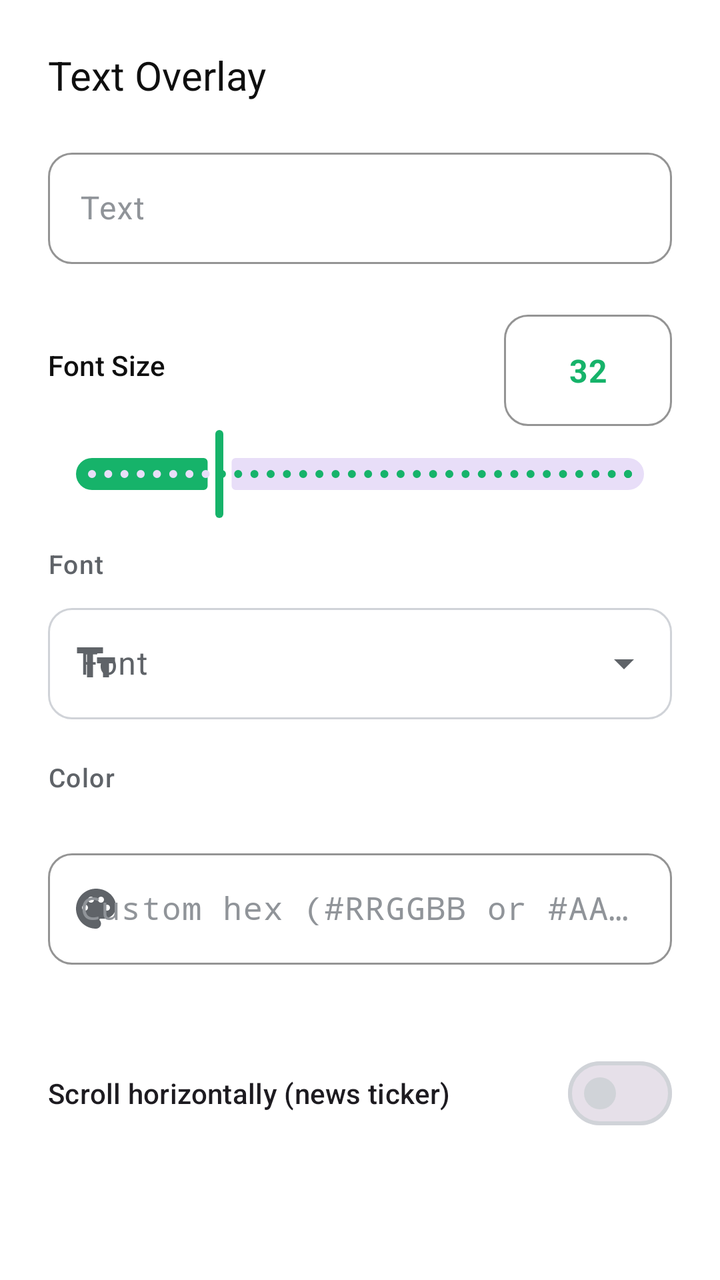
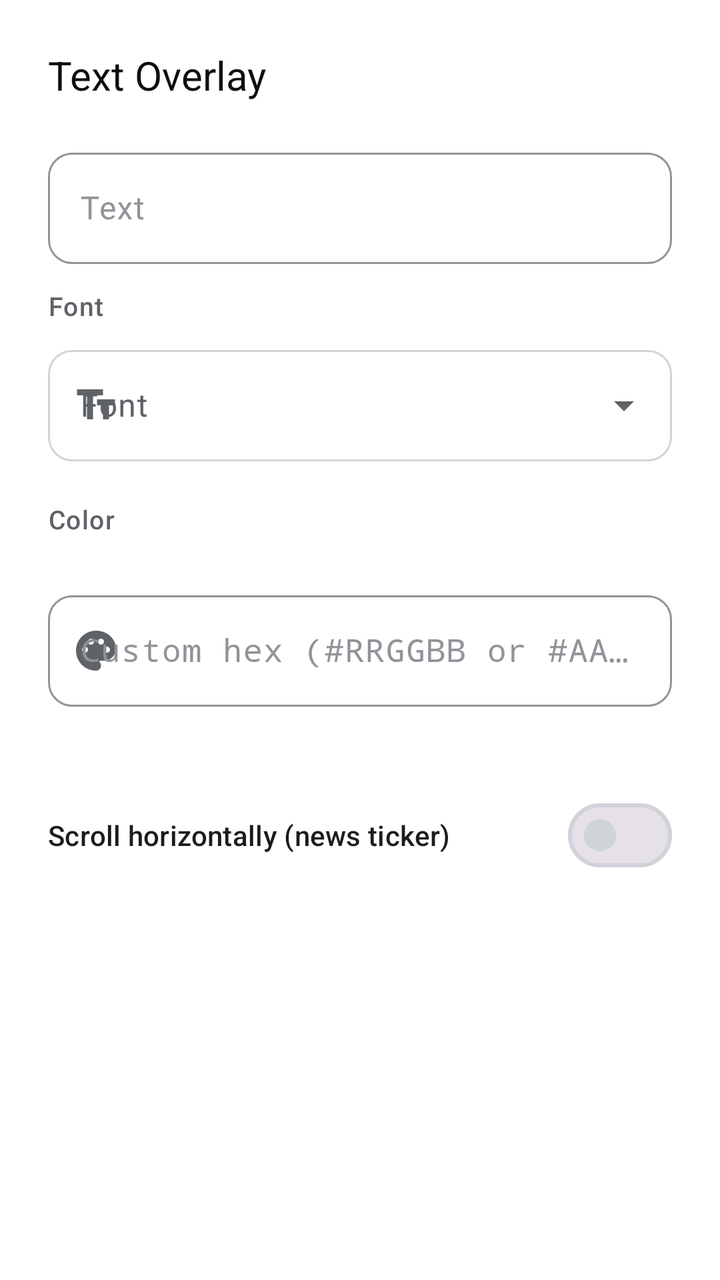

An Android layout rendered at two revisions. The XML below is the earlier revision; the diff shows what the commit changed to produce the second picture.
<!-- AndroidManifest.xml: application theme Theme.StreamForge -->
<!-- res/layout/dialog_text_overlay.xml -->
<?xml version="1.0" encoding="utf-8"?>
<ScrollView xmlns:android="http://schemas.android.com/apk/res/android"
    xmlns:app="http://schemas.android.com/apk/res-auto"
    android:layout_width="match_parent"
    android:layout_height="wrap_content"
    android:background="@color/surface_card">

    <LinearLayout
        android:layout_width="match_parent"
        android:layout_height="wrap_content"
        android:orientation="vertical"
        android:padding="@dimen/space_2xl">

        
        <TextView
            android:layout_width="wrap_content"
            android:layout_height="wrap_content"
            android:layout_marginBottom="@dimen/space_xl"
            android:text="@string/text_overlay_title"
            android:textAppearance="@style/TextAppearance.SF.TitleLarge" />

        
        <com.google.android.material.textfield.TextInputLayout
            android:id="@+id/tilText"
            style="@style/Widget.StreamForge.TextInput"
            android:layout_width="match_parent"
            android:layout_height="wrap_content"
            android:hint="@string/text_content_label">

            <com.google.android.material.textfield.TextInputEditText
                android:id="@+id/etText"
                android:layout_width="match_parent"
                android:layout_height="wrap_content"
                android:inputType="text|textMultiLine"
                android:maxLines="3" />

        </com.google.android.material.textfield.TextInputLayout>

        
        <LinearLayout
            android:layout_width="match_parent"
            android:layout_height="wrap_content"
            android:layout_marginTop="@dimen/space_xl"
            android:gravity="center_vertical"
            android:orientation="horizontal">

            <TextView
                android:layout_width="0dp"
                android:layout_height="wrap_content"
                android:layout_weight="1"
                android:text="@string/font_size_label"
                android:textAppearance="@style/TextAppearance.SF.Label" />

            <com.google.android.material.textfield.TextInputLayout
                android:id="@+id/tilFontSize"
                style="@style/Widget.StreamForge.TextInput"
                android:layout_width="84dp"
                android:layout_height="wrap_content"
                app:errorEnabled="false">

                <com.google.android.material.textfield.TextInputEditText
                    android:id="@+id/etFontSize"
                    android:layout_width="match_parent"
                    android:layout_height="wrap_content"
                    android:inputType="number"
                    android:maxLength="3"
                    android:text="32"
                    android:textAlignment="center"
                    android:textColor="@color/action_green"
                    android:textStyle="bold" />

            </com.google.android.material.textfield.TextInputLayout>

        </LinearLayout>

        <com.google.android.material.slider.Slider
            android:id="@+id/sliderFontSize"
            android:layout_width="match_parent"
            android:layout_height="wrap_content"
            android:stepSize="2"
            android:value="32"
            android:valueFrom="12"
            android:valueTo="96" />

        
        <TextView
            android:layout_width="wrap_content"
            android:layout_height="wrap_content"
            android:layout_marginTop="@dimen/space_md"
            android:layout_marginBottom="@dimen/space_sm"
            android:text="@string/font_label"
            android:textAppearance="@style/TextAppearance.SF.Overline" />

        <com.google.android.material.textfield.TextInputLayout
            android:id="@+id/tilFont"
            style="@style/Widget.Material3.TextInputLayout.OutlinedBox.ExposedDropdownMenu"
            android:layout_width="match_parent"
            android:layout_height="wrap_content"
            android:hint="@string/font_label"
            app:startIconDrawable="@drawable/ic_text"
            app:startIconTint="@color/text_secondary">

            <AutoCompleteTextView
                android:id="@+id/actvFont"
                android:layout_width="match_parent"
                android:layout_height="wrap_content"
                android:inputType="none" />

        </com.google.android.material.textfield.TextInputLayout>

        
        <TextView
            android:layout_width="wrap_content"
            android:layout_height="wrap_content"
            android:layout_marginTop="@dimen/space_xl"
            android:layout_marginBottom="@dimen/space_md"
            android:text="@string/color_label"
            android:textAppearance="@style/TextAppearance.SF.Overline" />

        <GridLayout
            android:id="@+id/colorGrid"
            android:layout_width="match_parent"
            android:layout_height="wrap_content"
            android:layout_marginBottom="@dimen/space_md"
            android:columnCount="6" />

        <com.google.android.material.textfield.TextInputLayout
            android:id="@+id/tilHex"
            style="@style/Widget.StreamForge.TextInput"
            android:layout_width="match_parent"
            android:layout_height="wrap_content"
            android:hint="@string/custom_hex_color_hint"
            app:errorEnabled="true"
            app:startIconDrawable="@drawable/ic_palette"
            app:startIconTint="@color/text_secondary">

            <com.google.android.material.textfield.TextInputEditText
                android:id="@+id/etHex"
                android:layout_width="match_parent"
                android:layout_height="wrap_content"
                android:fontFamily="monospace"
                android:inputType="textCapCharacters|textNoSuggestions"
                android:maxLength="9"
                android:singleLine="true" />

        </com.google.android.material.textfield.TextInputLayout>

        
        <com.google.android.material.materialswitch.MaterialSwitch
            android:id="@+id/switchScroll"
            android:layout_width="match_parent"
            android:layout_height="wrap_content"
            android:layout_marginTop="@dimen/space_xl"
            android:minHeight="@dimen/touch_target_min"
            android:text="@string/text_scroll_label"
            android:textAppearance="@style/TextAppearance.SF.Label" />

    </LinearLayout>

</ScrollView>
<!-- resources referenced by this layout -->
<resources>
  <color name="action_green">#16B36A</color>
  <color name="surface_card">#FFFFFF</color>
  <color name="text_secondary">#5F6368</color>
  <dimen name="space_2xl">24dp</dimen>
  <dimen name="space_md">12dp</dimen>
  <dimen name="space_sm">8dp</dimen>
  <dimen name="space_xl">20dp</dimen>
  <dimen name="touch_target_min">48dp</dimen>
  <!-- drawable ic_text (drawable) -->
  <vector xmlns:android="http://schemas.android.com/apk/res/android"
      android:width="24dp" android:height="24dp" android:viewportWidth="24" android:viewportHeight="24"
      android:tint="@color/action_green">
      <path android:fillColor="@android:color/white"
          android:pathData="M2.5,4v3h5v12h3V7h5V4zM21.5,9h-9v3h3v7h3v-7h3z" />
  </vector>
  <string name="color_label">Color</string>
  <string name="custom_hex_color_hint">Custom hex (#RRGGBB or #AARRGGBB)</string>
  <string name="font_label">Font</string>
  <string name="font_size_label">Font Size</string>
  <string name="text_content_label">Text</string>
  <string name="text_overlay_title">Text Overlay</string>
  <string name="text_scroll_label">Scroll horizontally (news ticker)</string>
  <style name="TextAppearance.SF.Label" parent="TextAppearance.Material3.LabelLarge">
          <item name="android:fontFamily">sans-serif-medium</item>
          <item name="android:textColor">@color/text_primary</item>
          <item name="android:textSize">14sp</item>
          <item name="android:textAllCaps">false</item>
      </style>
  <style name="TextAppearance.SF.Overline" parent="TextAppearance.Material3.LabelMedium">
          <item name="android:fontFamily">sans-serif-medium</item>
          <item name="android:textColor">@color/text_secondary</item>
          <item name="android:textSize">13sp</item>
          <item name="android:letterSpacing">0.04</item>
          <item name="android:textAllCaps">false</item>
      </style>
  <style name="TextAppearance.SF.TitleLarge" parent="TextAppearance.Material3.TitleLarge">
          <item name="android:fontFamily">sans-serif-medium</item>
          <item name="android:textColor">@color/text_primary</item>
          <item name="android:textSize">20sp</item>
      </style>
  <color name="text_primary">#0F0F0F</color>
  <dimen name="radius_sm">12dp</dimen>
  <color name="text_tertiary">#909499</color>
  <color name="on_action">#FFFFFF</color>
  <color name="action_green_container">#D6F5E6</color>
  <color name="on_action_container">#06371F</color>
  <color name="brand_secondary">#065FD4</color>
  <color name="text_on_primary">#FFFFFF</color>
  <color name="brand_primary">#FF0000</color>
  <color name="surface_variant">#ECEEF1</color>
  <color name="surface_elevated">#F0F2F5</color>
  <color name="surface_dark">#F6F7F9</color>
  <color name="outline">#D0D3D8</color>
  <color name="divider">#E3E5E8</color>
  <color name="status_error">#E84B5A</color>
  <style name="ShapeAppearance.SF.Small" parent="ShapeAppearance.Material3.Corner.Small">
          <item name="cornerSize">@dimen/radius_sm</item>
      </style>
  <style name="ShapeAppearance.SF.Medium" parent="ShapeAppearance.Material3.Corner.Medium">
          <item name="cornerSize">@dimen/radius_md</item>
      </style>
  <style name="ShapeAppearance.SF.Large" parent="ShapeAppearance.Material3.Corner.Large">
          <item name="cornerSize">@dimen/radius_lg</item>
      </style>
  <dimen name="radius_md">16dp</dimen>
  <dimen name="elevation_card">1dp</dimen>
  <dimen name="space_lg">16dp</dimen>
  <color name="ripple_color">#1F000000</color>
  <dimen name="button_height">52dp</dimen>
  <dimen name="radius_lg">20dp</dimen>
  <!-- unchanged entries left out for length: 5 -->
</resources>

<!-- the commit's change to res/layout/dialog_text_overlay.xml (unified diff, before → after) -->
@@ -37,50 +37,6 @@
         </com.google.android.material.textfield.TextInputLayout>
 
         
-        <LinearLayout
-            android:layout_width="match_parent"
-            android:layout_height="wrap_content"
-            android:layout_marginTop="@dimen/space_xl"
-            android:gravity="center_vertical"
-            android:orientation="horizontal">
-
-            <TextView
-                android:layout_width="0dp"
-                android:layout_height="wrap_content"
-                android:layout_weight="1"
-                android:text="@string/font_size_label"
-                android:textAppearance="@style/TextAppearance.SF.Label" />
-
-            <com.google.android.material.textfield.TextInputLayout
-                android:id="@+id/tilFontSize"
-                style="@style/Widget.StreamForge.TextInput"
-                android:layout_width="84dp"
-                android:layout_height="wrap_content"
-                app:errorEnabled="false">
-
-                <com.google.android.material.textfield.TextInputEditText
-                    android:id="@+id/etFontSize"
-                    android:layout_width="match_parent"
-                    android:layout_height="wrap_content"
-                    android:inputType="number"
-                    android:maxLength="3"
-                    android:text="32"
-                    android:textAlignment="center"
-                    android:textColor="@color/action_green"
-                    android:textStyle="bold" />
-
-            </com.google.android.material.textfield.TextInputLayout>
-
-        </LinearLayout>
-
-        <com.google.android.material.slider.Slider
-            android:id="@+id/sliderFontSize"
-            android:layout_width="match_parent"
-            android:layout_height="wrap_content"
-            android:stepSize="2"
-            android:value="32"
-            android:valueFrom="12"
-            android:valueTo="96" />
 
         
         <TextView
<!-- resource entries referenced after the edit -->
@@ -18,7 +18,6 @@
   <string name="color_label">Color</string>
   <string name="custom_hex_color_hint">Custom hex (#RRGGBB or #AARRGGBB)</string>
   <string name="font_label">Font</string>
-  <string name="font_size_label">Font Size</string>
   <string name="text_content_label">Text</string>
   <string name="text_overlay_title">Text Overlay</string>
   <string name="text_scroll_label">Scroll horizontally (news ticker)</string>
